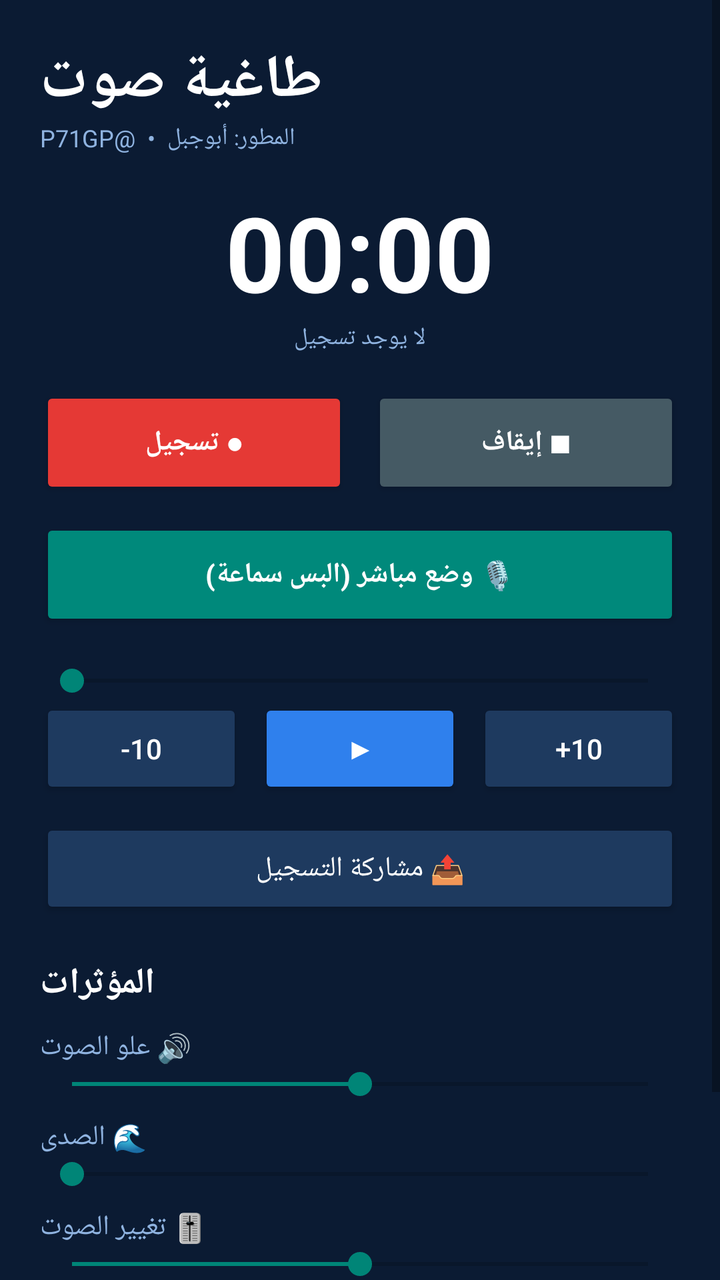
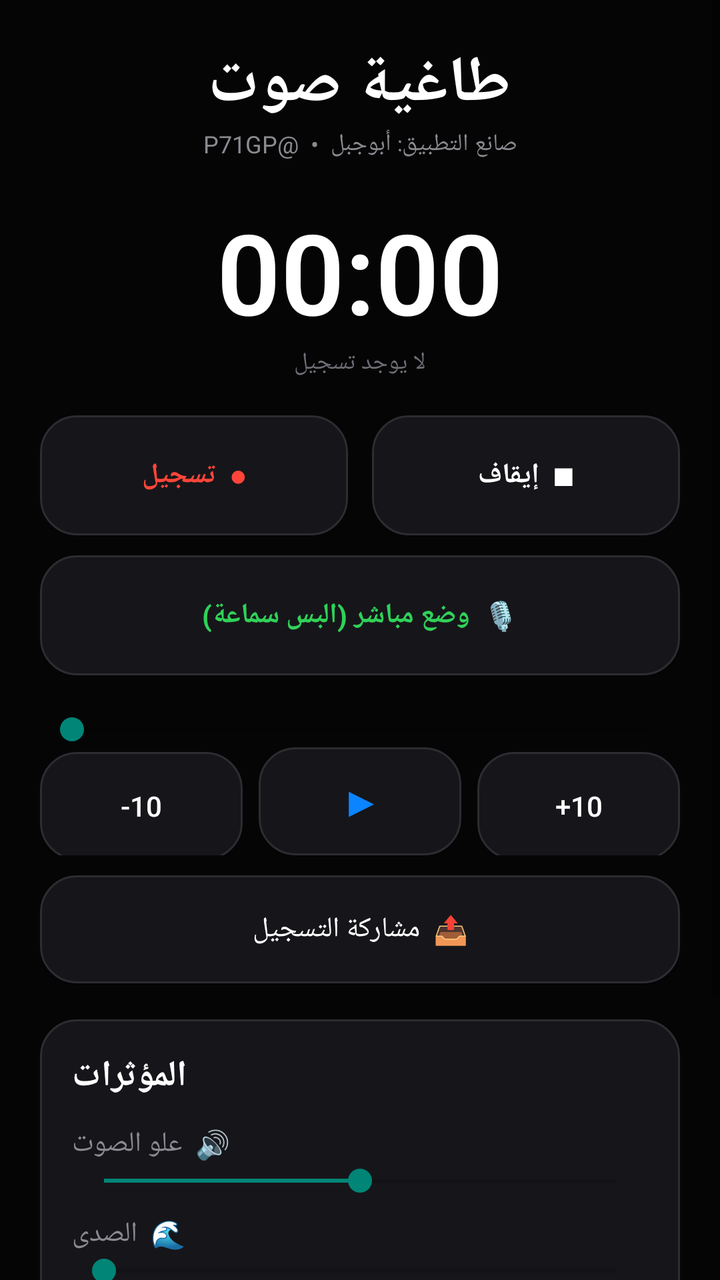

The first picture is an Android layout as it rendered before a commit; the second is the same layout after the commit. The layout source and the unified diff follow.
<!-- AndroidManifest.xml: application theme Theme.AppCompat.Light.NoActionBar -->
<!-- res/layout/activity_main.xml -->
<?xml version="1.0" encoding="utf-8"?>
<ScrollView xmlns:android="http://schemas.android.com/apk/res/android"
    android:layout_width="match_parent"
    android:layout_height="match_parent"
    android:background="#0B1B33">

    <LinearLayout
        android:layout_width="match_parent"
        android:layout_height="wrap_content"
        android:orientation="vertical"
        android:padding="20dp">

        <TextView
            android:layout_width="wrap_content"
            android:layout_height="wrap_content"
            android:text="طاغية صوت"
            android:textColor="#FFFFFF"
            android:textSize="30sp"
            android:textStyle="bold"/>

        <TextView
            android:layout_width="wrap_content"
            android:layout_height="wrap_content"
            android:text="المطور: أبوجبل  •  @P71GP"
            android:textColor="#8FB3E0"
            android:textSize="12sp"
            android:paddingBottom="14dp"/>

        <TextView
            android:id="@+id/tvTimer"
            android:layout_width="match_parent"
            android:layout_height="wrap_content"
            android:text="00:00"
            android:textColor="#FFFFFF"
            android:textSize="52sp"
            android:textStyle="bold"
            android:gravity="center"/>

        <TextView
            android:id="@+id/tvFile"
            android:layout_width="match_parent"
            android:layout_height="wrap_content"
            android:text="لا يوجد تسجيل"
            android:textColor="#8FB3E0"
            android:textSize="12sp"
            android:gravity="center"
            android:paddingBottom="16dp"/>

        <LinearLayout
            android:layout_width="match_parent"
            android:layout_height="wrap_content"
            android:orientation="horizontal">
            <Button
                android:id="@+id/btnRecord"
                android:layout_width="0dp"
                android:layout_weight="1"
                android:layout_height="56dp"
                android:layout_marginEnd="6dp"
                android:backgroundTint="#E53935"
                android:textColor="#FFFFFF"
                android:textStyle="bold"
                android:text="● تسجيل"/>
            <Button
                android:id="@+id/btnStop"
                android:layout_width="0dp"
                android:layout_weight="1"
                android:layout_height="56dp"
                android:layout_marginStart="6dp"
                android:backgroundTint="#455A64"
                android:textColor="#FFFFFF"
                android:textStyle="bold"
                android:text="■ إيقاف"/>
        </LinearLayout>

        <Button
            android:id="@+id/btnLive"
            android:layout_width="match_parent"
            android:layout_height="56dp"
            android:layout_marginTop="10dp"
            android:backgroundTint="#00897B"
            android:textColor="#FFFFFF"
            android:textStyle="bold"
            android:text="🎙️ وضع مباشر (البس سماعة)"/>

        <SeekBar
            android:id="@+id/seek"
            android:layout_width="match_parent"
            android:layout_height="wrap_content"
            android:paddingTop="16dp"/>

        <LinearLayout
            android:layout_width="match_parent"
            android:layout_height="wrap_content"
            android:orientation="horizontal">
            <Button
                android:id="@+id/btnBack"
                android:layout_width="0dp"
                android:layout_weight="1"
                android:layout_height="50dp"
                android:layout_marginEnd="4dp"
                android:backgroundTint="#1E3A5F"
                android:textColor="#FFFFFF"
                android:text="-10"/>
            <Button
                android:id="@+id/btnPlay"
                android:layout_width="0dp"
                android:layout_weight="1"
                android:layout_height="50dp"
                android:layout_marginStart="4dp"
                android:layout_marginEnd="4dp"
                android:backgroundTint="#2F80ED"
                android:textColor="#FFFFFF"
                android:textStyle="bold"
                android:text="▶"/>
            <Button
                android:id="@+id/btnForward"
                android:layout_width="0dp"
                android:layout_weight="1"
                android:layout_height="50dp"
                android:layout_marginStart="4dp"
                android:backgroundTint="#1E3A5F"
                android:textColor="#FFFFFF"
                android:text="+10"/>
        </LinearLayout>

        <Button
            android:id="@+id/btnShare"
            android:layout_width="match_parent"
            android:layout_height="50dp"
            android:layout_marginTop="10dp"
            android:backgroundTint="#1E3A5F"
            android:textColor="#FFFFFF"
            android:text="📤 مشاركة التسجيل"/>

        <TextView
            android:layout_width="wrap_content"
            android:layout_height="wrap_content"
            android:text="المؤثرات"
            android:textColor="#FFFFFF"
            android:textStyle="bold"
            android:textSize="18sp"
            android:paddingTop="20dp"/>

        <TextView
            android:layout_width="wrap_content"
            android:layout_height="wrap_content"
            android:text="🔊 علو الصوت"
            android:textColor="#8FB3E0"
            android:paddingTop="10dp"/>
        <SeekBar
            android:id="@+id/sbVolume"
            android:layout_width="match_parent"
            android:layout_height="wrap_content"
            android:max="100"
            android:progress="50"/>

        <TextView
            android:layout_width="wrap_content"
            android:layout_height="wrap_content"
            android:text="🌊 الصدى"
            android:textColor="#8FB3E0"
            android:paddingTop="8dp"/>
        <SeekBar
            android:id="@+id/sbEcho"
            android:layout_width="match_parent"
            android:layout_height="wrap_content"
            android:max="100"
            android:progress="0"/>

        <TextView
            android:layout_width="wrap_content"
            android:layout_height="wrap_content"
            android:text="🎚️ تغيير الصوت"
            android:textColor="#8FB3E0"
            android:paddingTop="8dp"/>
        <SeekBar
            android:id="@+id/sbPitch"
            android:layout_width="match_parent"
            android:layout_height="wrap_content"
            android:max="100"
            android:progress="50"/>

        <TextView
            android:layout_width="match_parent"
            android:layout_height="wrap_content"
            android:text="صانع التطبيق: أبوجبل\n@P71GP\nhttps://t.me/kscmll"
            android:textColor="#8FB3E0"
            android:textSize="12sp"
            android:gravity="center"
            android:paddingTop="24dp"
            android:paddingBottom="20dp"/>
    </LinearLayout>
</ScrollView>
<!-- resources referenced by this layout -->
<resources>

</resources>

<!-- the commit's change to res/layout/activity_main.xml (unified diff, before → after) -->
@@ -2,7 +2,8 @@
 <ScrollView xmlns:android="http://schemas.android.com/apk/res/android"
     android:layout_width="match_parent"
     android:layout_height="match_parent"
-    android:background="#0B1B33">
+    android:background="#050506"
+    android:fillViewport="true">
 
     <LinearLayout
         android:layout_width="match_parent"
@@ -11,20 +12,23 @@
         android:padding="20dp">
 
         <TextView
-            android:layout_width="wrap_content"
+            android:layout_width="match_parent"
             android:layout_height="wrap_content"
             android:text="طاغية صوت"
             android:textColor="#FFFFFF"
-            android:textSize="30sp"
-            android:textStyle="bold"/>
-
-        <TextView
-            android:layout_width="wrap_content"
-            android:layout_height="wrap_content"
-            android:text="المطور: أبوجبل  •  @P71GP"
-            android:textColor="#8FB3E0"
+            android:textSize="32sp"
+            android:textStyle="bold"
+            android:letterSpacing="0.02"
+            android:gravity="center"/>
+
+        <TextView
+            android:layout_width="match_parent"
+            android:layout_height="wrap_content"
+            android:text="صانع التطبيق: أبوجبل  •  @P71GP"
+            android:textColor="#8A8A90"
             android:textSize="12sp"
-            android:paddingBottom="14dp"/>
+            android:gravity="center"
+            android:paddingBottom="18dp"/>
 
         <TextView
             android:id="@+id/tvTimer"
@@ -32,19 +36,20 @@
             android:layout_height="wrap_content"
             android:text="00:00"
             android:textColor="#FFFFFF"
-            android:textSize="52sp"
+            android:textSize="56sp"
             android:textStyle="bold"
-            android:gravity="center"/>
+            android:gravity="center"
+            android:fontFamily="sans-serif-light"/>
 
         <TextView
             android:id="@+id/tvFile"
             android:layout_width="match_parent"
             android:layout_height="wrap_content"
             android:text="لا يوجد تسجيل"
-            android:textColor="#8FB3E0"
+            android:textColor="#6E6E76"
             android:textSize="12sp"
             android:gravity="center"
-            android:paddingBottom="16dp"/>
+            android:paddingBottom="18dp"/>
 
         <LinearLayout
             android:layout_width="match_parent"
@@ -54,39 +59,39 @@
                 android:id="@+id/btnRecord"
                 android:layout_width="0dp"
                 android:layout_weight="1"
-                android:layout_height="56dp"
+                android:layout_height="60dp"
                 android:layout_marginEnd="6dp"
-                android:backgroundTint="#E53935"
-                android:textColor="#FFFFFF"
-                android:textStyle="bold"
-                android:text="● تسجيل"/>
+                android:background="@drawable/btn_bg"
+                android:textColor="#FF453A"
+                android:textStyle="bold"
+                android:text="●  تسجيل"/>
             <Button
                 android:id="@+id/btnStop"
                 android:layout_width="0dp"
                 android:layout_weight="1"
-                android:layout_height="56dp"
+                android:layout_height="60dp"
                 android:layout_marginStart="6dp"
-                android:backgroundTint="#455A64"
-                android:textColor="#FFFFFF"
-                android:textStyle="bold"
-                android:text="■ إيقاف"/>
+                android:background="@drawable/btn_bg"
+                android:textColor="#FFFFFF"
+                android:textStyle="bold"
+                android:text="■  إيقاف"/>
         </LinearLayout>
 
         <Button
             android:id="@+id/btnLive"
             android:layout_width="match_parent"
-            android:layout_height="56dp"
+            android:layout_height="60dp"
             android:layout_marginTop="10dp"
-            android:backgroundTint="#00897B"
-            android:textColor="#FFFFFF"
+            android:background="@drawable/btn_bg"
+            android:textColor="#30D158"
             android:textStyle="bold"
-            android:text="🎙️ وضع مباشر (البس سماعة)"/>
+            android:text="🎙️  وضع مباشر (البس سماعة)"/>
 
         <SeekBar
             android:id="@+id/seek"
             android:layout_width="match_parent"
             android:layout_height="wrap_content"
-            android:paddingTop="16dp"/>
+            android:paddingTop="18dp"/>
 
         <LinearLayout
             android:layout_width="match_parent"
@@ -96,29 +101,30 @@
                 android:id="@+id/btnBack"
                 android:layout_width="0dp"
                 android:layout_weight="1"
-                android:layout_height="50dp"
+                android:layout_height="54dp"
                 android:layout_marginEnd="4dp"
-                android:backgroundTint="#1E3A5F"
+                android:background="@drawable/btn_bg"
                 android:textColor="#FFFFFF"
                 android:text="-10"/>
             <Button
                 android:id="@+id/btnPlay"
                 android:layout_width="0dp"
                 android:layout_weight="1"
-                android:layout_height="50dp"
+                android:layout_height="54dp"
                 android:layout_marginStart="4dp"
                 android:layout_marginEnd="4dp"
-                android:backgroundTint="#2F80ED"
-                android:textColor="#FFFFFF"
-                android:textStyle="bold"
+                android:background="@drawable/btn_bg"
+                android:textColor="#0A84FF"
+                android:textStyle="bold"
+                android:textSize="20sp"
                 android:text="▶"/>
             <Button
                 android:id="@+id/btnForward"
                 android:layout_width="0dp"
                 android:layout_weight="1"
-                android:layout_height="50dp"
+                android:layout_height="54dp"
                 android:layout_marginStart="4dp"
-                android:backgroundTint="#1E3A5F"
+                android:background="@drawable/btn_bg"
                 android:textColor="#FFFFFF"
                 android:text="+10"/>
         </LinearLayout>
@@ -126,68 +132,76 @@
         <Button
             android:id="@+id/btnShare"
             android:layout_width="match_parent"
-            android:layout_height="50dp"
+            android:layout_height="54dp"
             android:layout_marginTop="10dp"
-            android:backgroundTint="#1E3A5F"
+            android:background="@drawable/btn_bg"
             android:textColor="#FFFFFF"
-            android:text="📤 مشاركة التسجيل"/>
-
-        <TextView
-            android:layout_width="wrap_content"
-            android:layout_height="wrap_content"
-            android:text="المؤثرات"
-            android:textColor="#FFFFFF"
-            android:textStyle="bold"
-            android:textSize="18sp"
-            android:paddingTop="20dp"/>
-
-        <TextView
-            android:layout_width="wrap_content"
-            android:layout_height="wrap_content"
-            android:text="🔊 علو الصوت"
-            android:textColor="#8FB3E0"
-            android:paddingTop="10dp"/>
-        <SeekBar
-            android:id="@+id/sbVolume"
-            android:layout_width="match_parent"
-            android:layout_height="wrap_content"
-            android:max="100"
-            android:progress="50"/>
-
-        <TextView
-            android:layout_width="wrap_content"
-            android:layout_height="wrap_content"
-            android:text="🌊 الصدى"
-            android:textColor="#8FB3E0"
-            android:paddingTop="8dp"/>
-        <SeekBar
-            android:id="@+id/sbEcho"
-            android:layout_width="match_parent"
-            android:layout_height="wrap_content"
-            android:max="100"
-            android:progress="0"/>
-
-        <TextView
-            android:layout_width="wrap_content"
-            android:layout_height="wrap_content"
-            android:text="🎚️ تغيير الصوت"
-            android:textColor="#8FB3E0"
-            android:paddingTop="8dp"/>
-        <SeekBar
-            android:id="@+id/sbPitch"
-            android:layout_width="match_parent"
-            android:layout_height="wrap_content"
-            android:max="100"
-            android:progress="50"/>
+            android:text="📤  مشاركة التسجيل"/>
+
+        <LinearLayout
+            android:layout_width="match_parent"
+            android:layout_height="wrap_content"
+            android:orientation="vertical"
+            android:background="@drawable/btn_bg"
+            android:padding="16dp"
+            android:layout_marginTop="18dp">
+
+            <TextView
+                android:layout_width="wrap_content"
+                android:layout_height="wrap_content"
+                android:text="المؤثرات"
+                android:textColor="#FFFFFF"
+                android:textStyle="bold"
+                android:textSize="18sp"/>
+
+            <TextView
+                android:layout_width="wrap_content"
+                android:layout_height="wrap_content"
+                android:text="🔊  علو الصوت"
+                android:textColor="#8A8A90"
+                android:paddingTop="12dp"/>
+            <SeekBar
+                android:id="@+id/sbVolume"
+                android:layout_width="match_parent"
+                android:layout_height="wrap_content"
+                android:max="100"
+                android:progress="50"/>
+
+            <TextView
+                android:layout_width="wrap_content"
+                android:layout_height="wrap_content"
+                android:text="🌊  الصدى"
+                android:textColor="#8A8A90"
+                android:paddingTop="8dp"/>
+            <SeekBar
+                android:id="@+id/sbEcho"
+                android:layout_width="match_parent"
+                android:layout_height="wrap_content"
+                android:max="100"
+                android:progress="0"/>
+
+            <TextView
+                android:layout_width="wrap_content"
+                android:layout_height="wrap_content"
+                android:text="🎚️  تغيير الصوت"
+                android:textColor="#8A8A90"
+                android:paddingTop="8dp"/>
+            <SeekBar
+                android:id="@+id/sbPitch"
+                android:layout_width="match_parent"
+                android:layout_height="wrap_content"
+                android:max="100"
+                android:progress="50"/>
+        </LinearLayout>
 
         <TextView
             android:layout_width="match_parent"
             android:layout_height="wrap_content"
             android:text="صانع التطبيق: أبوجبل\n@P71GP\nhttps://t.me/kscmll"
-            android:textColor="#8FB3E0"
+            android:textColor="#5A5A62"
             android:textSize="12sp"
             android:gravity="center"
-            android:paddingTop="24dp"
-            android:paddingBottom="20dp"/>
+            android:paddingTop="28dp"
+            android:paddingBottom="24dp"/>
     </LinearLayout>
 </ScrollView>
<!-- resource entries referenced after the edit -->
@@ -1,5 +1,21 @@
 <!-- resources referenced by this layout -->
 <resources>
-
+  <!-- drawable btn_bg (drawable) -->
+  <?xml version="1.0" encoding="utf-8"?>
+  <selector xmlns:android="http://schemas.android.com/apk/res/android">
+      <item android:state_pressed="true">
+          <shape>
+              <solid android:color="#2A2A2E"/>
+              <corners android:radius="18dp"/>
+          </shape>
+      </item>
+      <item>
+          <shape>
+              <solid android:color="#16161A"/>
+              <corners android:radius="18dp"/>
+              <stroke android:width="1dp" android:color="#2C2C31"/>
+          </shape>
+      </item>
+  </selector>
 </resources>
 
